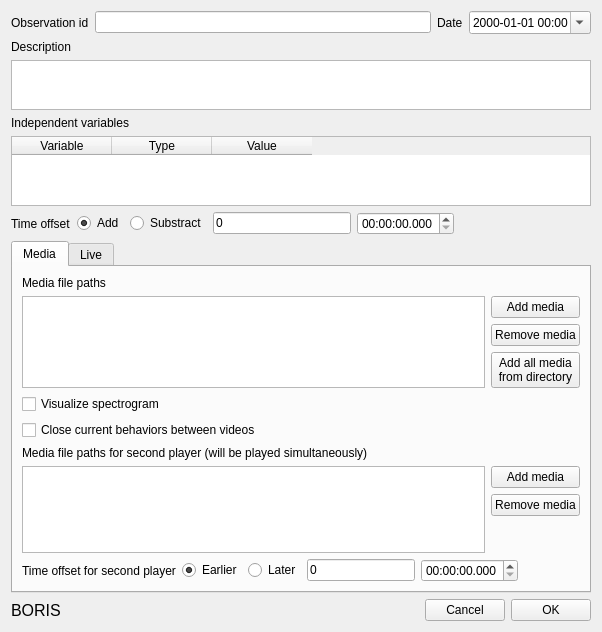
Qt form observation.ui (olivierfriard/BORIS) before a commit.
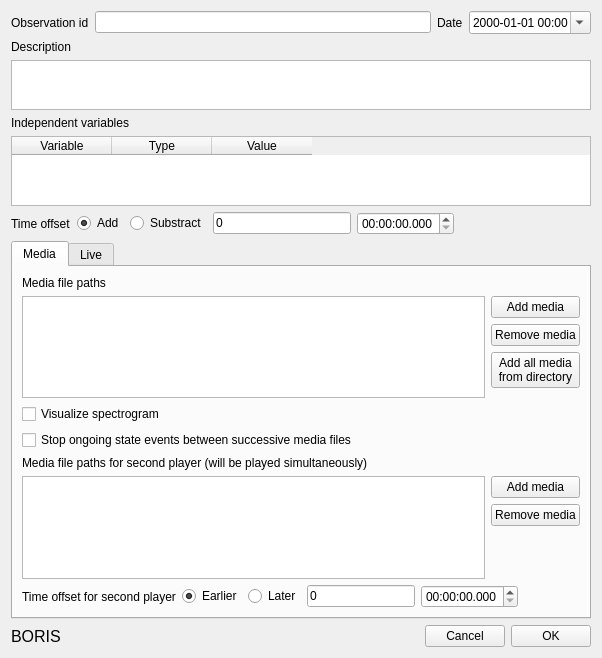
The same form after that commit.

Commit message: work on close ongoing events between media files

```diff
--- a/observation.ui
+++ b/observation.ui
@@ -7,7 +7,7 @@
     <x>0</x>
     <y>0</y>
     <width>602</width>
-    <height>632</height>
+    <height>658</height>
    </rect>
   </property>
   <property name="windowTitle">
@@ -256,7 +256,7 @@
          <item>
           <widget class="QCheckBox" name="cbCloseCurrentBehaviorsBetweenVideo">
            <property name="text">
-            <string>Close current behaviors between videos</string>
+            <string>Stop ongoing state events between successive media files</string>
            </property>
           </widget>
          </item>
```
The commit also changes 3 other files.
